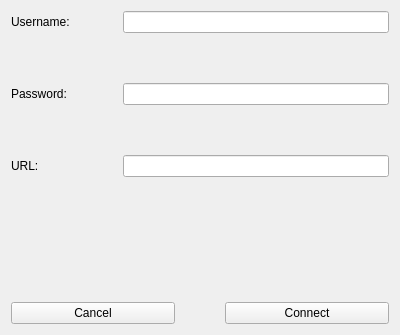
This is loginwindow.ui in Alexb715/Lumina-InventorySystem as Qt 5 draws it before an edit. The edited form follows.
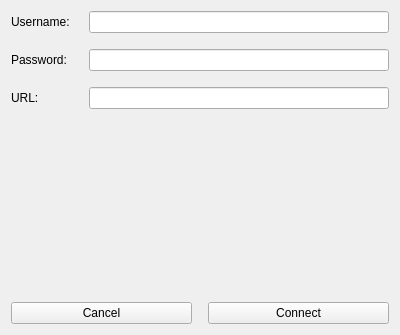
This is the edited form.

```diff
--- a/loginwindow.ui
+++ b/loginwindow.ui
@@ -15,7 +15,7 @@
   </property>
   <layout class="QGridLayout" name="gridLayout">
    <property name="spacing">
-    <number>50</number>
+    <number>16</number>
    </property>
    <item row="0" column="0">
     <widget class="QLabel" name="label_3">
```
